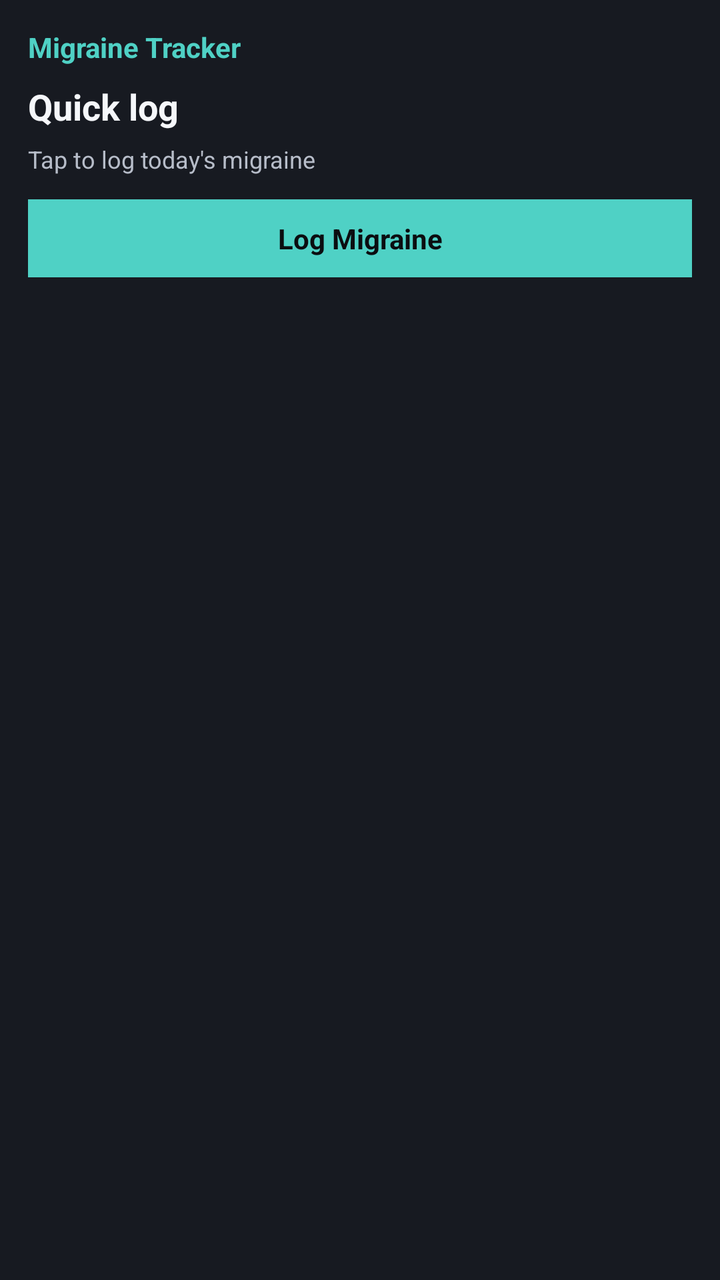
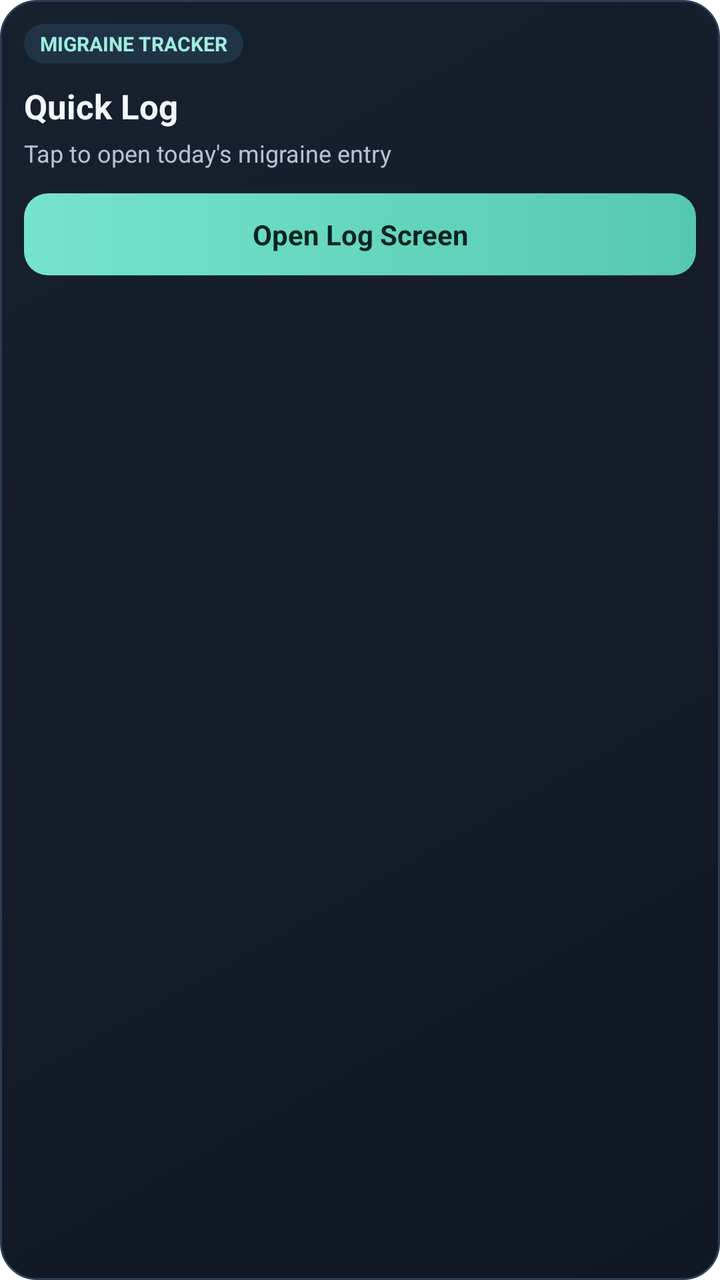

Two renders of the same Android screen: before a commit and after it. Below are the layout's source before the change and the commit's diff.
<!-- AndroidManifest.xml: fallback theme Theme.MaterialComponents.DayNight.NoActionBar -->
<!-- res/layout/migraine_log_widget.xml -->
<?xml version="1.0" encoding="utf-8"?>
<LinearLayout xmlns:android="http://schemas.android.com/apk/res/android"
    android:id="@+id/widget_root"
    android:layout_width="match_parent"
    android:layout_height="match_parent"
    android:background="#171A21"
    android:orientation="vertical"
    android:padding="14dp">

    <TextView
        android:layout_width="wrap_content"
        android:layout_height="wrap_content"
        android:text="Migraine Tracker"
        android:textColor="#4FD1C5"
        android:textSize="14sp"
        android:textStyle="bold" />

    <TextView
        android:layout_width="wrap_content"
        android:layout_height="wrap_content"
        android:layout_marginTop="8dp"
        android:text="Quick log"
        android:textColor="#F5F7FA"
        android:textSize="18sp"
        android:textStyle="bold" />

    <TextView
        android:layout_width="wrap_content"
        android:layout_height="wrap_content"
        android:layout_marginTop="6dp"
        android:text="Tap to log today's migraine"
        android:textColor="#B7BDC9"
        android:textSize="12sp" />

    <TextView
        android:id="@+id/widget_log_button"
        android:layout_width="match_parent"
        android:layout_height="wrap_content"
        android:layout_marginTop="12dp"
        android:background="#4FD1C5"
        android:gravity="center"
        android:padding="10dp"
        android:text="Log Migraine"
        android:textColor="#0B0D10"
        android:textSize="14sp"
        android:textStyle="bold" />
</LinearLayout>
<!-- resources referenced by this layout -->
<resources>

</resources>

<!-- the commit's change to res/layout/migraine_log_widget.xml (unified diff, before → after) -->
@@ -3,45 +3,50 @@
     android:id="@+id/widget_root"
     android:layout_width="match_parent"
     android:layout_height="match_parent"
-    android:background="#171A21"
+    android:background="@drawable/widget_surface"
     android:orientation="vertical"
-    android:padding="14dp">
+    android:padding="12dp">
 
     <TextView
         android:layout_width="wrap_content"
         android:layout_height="wrap_content"
-        android:text="Migraine Tracker"
-        android:textColor="#4FD1C5"
-        android:textSize="14sp"
+        android:background="@drawable/widget_chip"
+        android:paddingLeft="8dp"
+        android:paddingTop="3dp"
+        android:paddingRight="8dp"
+        android:paddingBottom="3dp"
+        android:text="MIGRAINE TRACKER"
+        android:textColor="#9DEEDF"
+        android:textSize="10sp"
+        android:textStyle="bold"/>
+
+    <TextView
+        android:layout_width="wrap_content"
+        android:layout_height="wrap_content"
+        android:layout_marginTop="10dp"
+        android:text="Quick Log"
+        android:textColor="#F3F7FF"
+        android:textSize="17sp"
         android:textStyle="bold" />
 
     <TextView
         android:layout_width="wrap_content"
         android:layout_height="wrap_content"
-        android:layout_marginTop="8dp"
-        android:text="Quick log"
-        android:textColor="#F5F7FA"
-        android:textSize="18sp"
-        android:textStyle="bold" />
-
-    <TextView
-        android:layout_width="wrap_content"
-        android:layout_height="wrap_content"
-        android:layout_marginTop="6dp"
-        android:text="Tap to log today's migraine"
-        android:textColor="#B7BDC9"
-        android:textSize="12sp" />
+        android:layout_marginTop="4dp"
+        android:text="Tap to open today's migraine entry"
+        android:textColor="#B6C2D4"
+        android:textSize="12sp"/>
 
     <TextView
         android:id="@+id/widget_log_button"
         android:layout_width="match_parent"
         android:layout_height="wrap_content"
         android:layout_marginTop="12dp"
-        android:background="#4FD1C5"
+        android:background="@drawable/widget_button"
         android:gravity="center"
-        android:padding="10dp"
-        android:text="Log Migraine"
-        android:textColor="#0B0D10"
+        android:padding="11dp"
+        android:text="Open Log Screen"
+        android:textColor="#07231F"
         android:textSize="14sp"
         android:textStyle="bold" />
 </LinearLayout>
<!-- resource entries referenced after the edit -->
@@ -1,5 +1,31 @@
 <!-- resources referenced by this layout -->
 <resources>
-
+  <!-- drawable widget_button (drawable) -->
+  <?xml version="1.0" encoding="utf-8"?>
+  <shape xmlns:android="http://schemas.android.com/apk/res/android" android:shape="rectangle">
+      <corners android:radius="12dp" />
+      <gradient
+          android:angle="0"
+          android:startColor="#76E4CC"
+          android:endColor="#55C9B0" />
+  </shape>
+  <!-- drawable widget_chip (drawable) -->
+  <?xml version="1.0" encoding="utf-8"?>
+  <shape xmlns:android="http://schemas.android.com/apk/res/android" android:shape="rectangle">
+      <corners android:radius="999dp" />
+      <solid android:color="#203246" />
+  </shape>
+  <!-- drawable widget_surface (drawable) -->
+  <?xml version="1.0" encoding="utf-8"?>
+  <shape xmlns:android="http://schemas.android.com/apk/res/android" android:shape="rectangle">
+      <corners android:radius="18dp" />
+      <gradient
+          android:angle="315"
+          android:startColor="#17212E"
+          android:endColor="#0F1722" />
+      <stroke
+          android:width="1dp"
+          android:color="#2A3D53" />
+  </shape>
 </resources>
 
